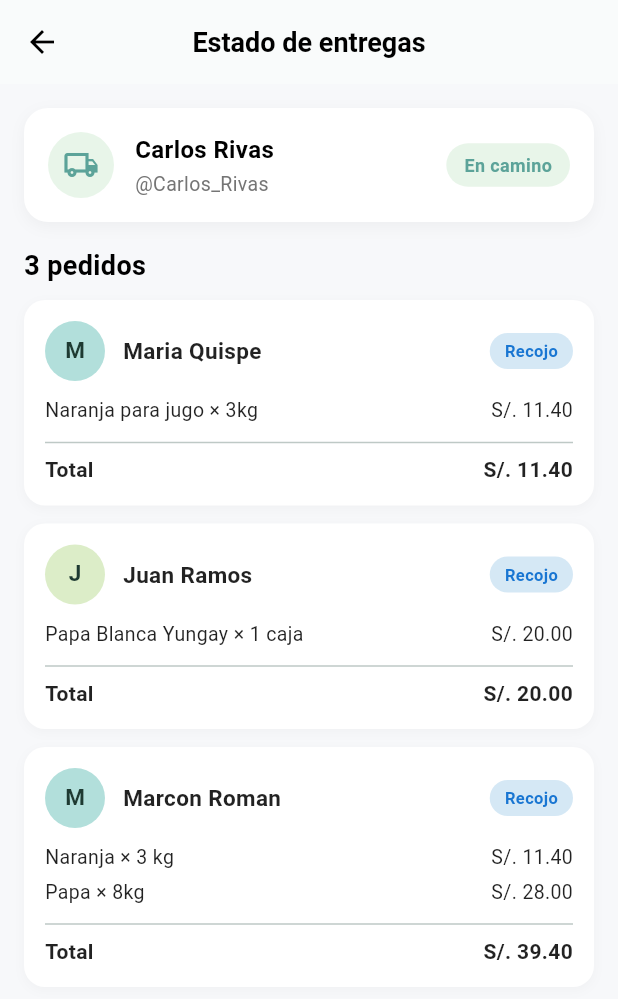
After one commit to TinkiyAgro/TinkiyAgro-Frontend, a Flutter app: the FarmerCourierStatusPage screen opened directly with sample values from the repository, on a phone screen of 412 x 824 dp. The commit adds this screen. Shown: the top 999 px of the screen. Run offline on Flutter 3.47's test engine with Material 3 defaults, Android fonts, the phone set to English and light mode, and no system bars; our stand-ins replace flutter_svg, geocoding, geolocator, image_picker, shared_preferences; accounts and stored records are empty.

Commit message:
fix: Add delivery address and status for the farmer

```diff
--- a/lib/features/driver/data/driver_model.dart
+++ b/lib/features/driver/data/driver_model.dart
@@ -113,7 +113,7 @@ class RepartidorCustomer {
       total: _parseDouble(json['total'] ?? json['amount'] ?? json['totalAmount']),
       tipoEntrega: tipo,
       metodoPago: metodo,
-      yapeNumero: json['yapeNumber']?.toString() ?? json['yapeNumero']?.toString(),
+      yapeNumero: json['yapePhoneNumber']?.toString() ?? json['yapeNumber']?.toString() ?? json['yapeNumero']?.toString(),
     );
   }
 }
--- a/lib/features/driver/presentation/pages/driver_delivery_page.dart
+++ b/lib/features/driver/presentation/pages/driver_delivery_page.dart
@@ -226,21 +226,6 @@ class _RepartidorDeliveryPageState extends State<RepartidorDeliveryPage> {
                       customer.clienteNombre,
                       style: const TextStyle(fontWeight: FontWeight.bold, fontSize: 16),
                     ),
-                    if (customer.destinationAddress.isNotEmpty)
-                      Row(
-                        children: [
-                          Icon(Icons.location_on_outlined, size: 13, color: Colors.grey.shade500),
-                          const SizedBox(width: 2),
-                          Expanded(
-                            child: Text(
-                              customer.destinationAddress,
-                              style: TextStyle(fontSize: 12, color: Colors.grey.shade500),
-                              maxLines: 1,
-                              overflow: TextOverflow.ellipsis,
-                            ),
-                          ),
-                        ],
-                      ),
                   ],
                 ),
               ),
--- a/lib/features/driver/presentation/pages/driver_home_page.dart
+++ b/lib/features/driver/presentation/pages/driver_home_page.dart
@@ -393,21 +393,6 @@ class _RepartidorHomePageState extends State<RepartidorHomePage> {
                   '${i.productName} × ${i.cantidad}',
                   style: TextStyle(fontSize: 12, color: Colors.grey.shade600),
                 )),
-                if (customer.destinationAddress.isNotEmpty)
-                  Row(
-                    children: [
-                      Icon(Icons.location_on_outlined, size: 12, color: Colors.grey.shade500),
-                      const SizedBox(width: 2),
-                      Expanded(
-                        child: Text(
-                          customer.destinationAddress,
-                          style: TextStyle(fontSize: 11, color: Colors.grey.shade500),
-                          maxLines: 1,
-                          overflow: TextOverflow.ellipsis,
-                        ),
-                      ),
-                    ],
-                  ),
               ],
             ),
           ),
--- a/lib/features/farmer/data/farmer_order_model.dart
+++ b/lib/features/farmer/data/farmer_order_model.dart
@@ -223,13 +223,34 @@ class FarmerOrderGroup {
         .toUpperCase();
     final deliveryMethod = rawMethod == 'DELIVERY' ? 'DELIVERY' : 'PICKUP';
 
-    // Dispatcher info (set when order was already dispatched)
-    final dispatcherType = (json['dispatcherType'] ?? '').toString().toUpperCase();
-    final courierUsername = json['courierUsername']?.toString()
-        ?? json['courier']?.toString()
+    // Dispatcher info: the backend returns it nested inside each subOrder as
+    // subOrder.dispatcher.{ dispatcherType, username, name, ... }.
+    // Fall back to flat group-level fields for older API versions.
+    final firstSubOrderMap = rawSubOrders.whereType<Map>().isNotEmpty
+        ? rawSubOrders.whereType<Map>().first.cast<String, dynamic>()
+        : <String, dynamic>{};
+    final dispatcherObj = json['dispatcher'] ?? firstSubOrderMap['dispatcher'];
+    final dispatcherMap = dispatcherObj is Map
+        ? dispatcherObj.cast<String, dynamic>()
+        : <String, dynamic>{};
+
+    final dispatcherType = [
+      dispatcherMap['dispatcherType'],
+      json['dispatcherType'],
+    ].map((v) => (v?.toString() ?? '').trim().toUpperCase())
+        .firstWhere((s) => s.isNotEmpty, orElse: () => '');
+
+    final courierUsername = (dispatcherType == 'COURIER'
+            ? dispatcherMap['username']?.toString()
+            : null)
+        ?? json['courierUsername']?.toString()
         ?? json['dispatcherUsername']?.toString()
         ?? json['assignedCourier']?.toString();
-    final courierName = json['courierName']?.toString()
+
+    final courierName = (dispatcherType == 'COURIER'
+            ? dispatcherMap['name']?.toString()
+            : null)
+        ?? json['courierName']?.toString()
         ?? json['courierFullName']?.toString()
         ?? json['dispatcherName']?.toString();
 
--- /dev/null
+++ b/lib/features/farmer/presentation/pages/farmer_courier_status_page.dart
@@ -0,0 +1,245 @@
+import 'package:flutter/material.dart';
+import '../../data/farmer_order_model.dart';
+
+class FarmerCourierStatusPage extends StatelessWidget {
+  const FarmerCourierStatusPage({super.key});
+
+  @override
+  Widget build(BuildContext context) {
+    final group = ModalRoute.of(context)!.settings.arguments as FarmerOrderGroup;
+
+    return Scaffold(
+      backgroundColor: const Color(0xFFF7F8FA),
+      appBar: AppBar(
+        backgroundColor: Colors.white,
+        elevation: 0.5,
+        leading: IconButton(
+          icon: const Icon(Icons.arrow_back, color: Colors.black),
+          onPressed: () => Navigator.pop(context),
+        ),
+        title: const Text(
+          'Estado de entregas',
+          style: TextStyle(
+            color: Colors.black,
+            fontSize: 18,
+            fontWeight: FontWeight.bold,
+          ),
+        ),
+        centerTitle: true,
+      ),
+      body: SingleChildScrollView(
+        padding: const EdgeInsets.all(16),
+        child: Column(
+          crossAxisAlignment: CrossAxisAlignment.start,
+          children: [
+            _buildCourierCard(group),
+            const SizedBox(height: 16),
+            Text(
+              '${group.clientes.length} ${group.clientes.length == 1 ? 'pedido' : 'pedidos'}',
+              style: const TextStyle(
+                fontSize: 18,
+                fontWeight: FontWeight.bold,
+                color: Colors.black,
+              ),
+            ),
+            const SizedBox(height: 10),
+            ...group.clientes.map((c) => Padding(
+                  padding: const EdgeInsets.only(bottom: 12),
+                  child: _buildCustomerCard(c),
+                )),
+          ],
+        ),
+      ),
+    );
+  }
+
+  Widget _buildCourierCard(FarmerOrderGroup group) {
+    return Container(
+      padding: const EdgeInsets.all(16),
+      decoration: BoxDecoration(
+        color: Colors.white,
+        borderRadius: BorderRadius.circular(16),
+        boxShadow: [
+          BoxShadow(
+            color: Colors.black.withValues(alpha: 0.04),
+            blurRadius: 8,
+            offset: const Offset(0, 3),
+          ),
+        ],
+      ),
+      child: Row(
+        children: [
+          Container(
+            width: 44,
+            height: 44,
+            decoration: const BoxDecoration(
+              color: Color(0xFFE8F5E9),
+              shape: BoxShape.circle,
+            ),
+            child: const Icon(
+              Icons.local_shipping_outlined,
+              color: Color(0xFF5CA399),
+              size: 24,
+            ),
+          ),
+          const SizedBox(width: 14),
+          Expanded(
+            child: Column(
+              crossAxisAlignment: CrossAxisAlignment.start,
+              children: [
+                Text(
+                  group.repartidorNombre ?? 'Repartidor asignado',
+                  style: const TextStyle(
+                    fontSize: 16,
+                    fontWeight: FontWeight.bold,
+                    color: Colors.black,
+                  ),
+                ),
+                const SizedBox(height: 2),
+                Text(
+                  group.repartidorUsername != null
+                      ? '@${group.repartidorUsername}'
+                      : 'Encargado de la entrega',
+                  style: TextStyle(fontSize: 13, color: Colors.grey.shade600),
+                ),
+              ],
+            ),
+          ),
+          Container(
+            padding: const EdgeInsets.symmetric(horizontal: 12, vertical: 6),
+            decoration: BoxDecoration(
+              color: const Color(0xFFE8F5E9),
+              borderRadius: BorderRadius.circular(20),
+            ),
+            child: const Text(
+              'En camino',
+              style: TextStyle(
+                fontSize: 12,
+                fontWeight: FontWeight.bold,
+                color: Color(0xFF5CA399),
+              ),
+            ),
+          ),
+        ],
+      ),
+    );
+  }
+
+  Widget _buildCustomerCard(FarmerCustomerOrder customer) {
+    return Container(
+      padding: const EdgeInsets.all(14),
+      decoration: BoxDecoration(
+        color: Colors.white,
+        borderRadius: BorderRadius.circular(14),
+        boxShadow: [
+          BoxShadow(
+            color: Colors.black.withValues(alpha: 0.03),
+            blurRadius: 6,
+            offset: const Offset(0, 2),
+          ),
+        ],
+      ),
+      child: Column(
+        crossAxisAlignment: CrossAxisAlignment.start,
+        children: [
+          Row(
+            children: [
+              CircleAvatar(
+                radius: 20,
+                backgroundColor: customer.clienteColor,
+                backgroundImage: customer.customerProfileImageUrl.isNotEmpty
+                    ? NetworkImage(customer.customerProfileImageUrl)
+                    : null,
+                child: customer.customerProfileImageUrl.isEmpty
+                    ? Text(
+                        customer.clienteInicial,
+                        style: const TextStyle(
+                          fontWeight: FontWeight.bold,
+                          fontSize: 15,
+                          color: Color(0xFF1E3A32),
+                        ),
+                      )
+                    : null,
+              ),
+              const SizedBox(width: 12),
+              Expanded(
+                child: Text(
+                  customer.clienteNombre,
+                  style: const TextStyle(
+                    fontWeight: FontWeight.bold,
+                    fontSize: 15,
+                  ),
+                ),
+              ),
+              _buildTypeBadge(customer.tipoEntrega),
+            ],
+          ),
+          const SizedBox(height: 10),
+          ...customer.items.map(
+            (item) => Padding(
+              padding: const EdgeInsets.only(bottom: 4),
+              child: Row(
+                mainAxisAlignment: MainAxisAlignment.spaceBetween,
+                children: [
+                  Text(
+                    '${item.productName} × ${item.cantidad}',
+                    style: const TextStyle(fontSize: 13),
+                  ),
+                  Text(
+                    'S/. ${item.precio.toStringAsFixed(2)}',
+                    style: const TextStyle(fontSize: 13),
+                  ),
+                ],
+              ),
+            ),
+          ),
+          if (customer.deliveryCost > 0) ...[
+            const Divider(height: 16),
+            Row(
+              mainAxisAlignment: MainAxisAlignment.spaceBetween,
+              children: [
+                Text('Envío',
+                    style: TextStyle(fontSize: 13, color: Colors.grey.shade600)),
+                Text('S/. ${customer.deliveryCost.toStringAsFixed(2)}',
+                    style: TextStyle(fontSize: 13, color: Colors.grey.shade600)),
+              ],
+            ),
+          ],
+          const Divider(height: 16),
+          Row(
+            mainAxisAlignment: MainAxisAlignment.spaceBetween,
+            children: [
+              const Text(
+                'Total',
+                style: TextStyle(fontWeight: FontWeight.bold, fontSize: 14),
+              ),
+              Text(
+                'S/. ${customer.total.toStringAsFixed(2)}',
+                style: const TextStyle(fontWeight: FontWeight.bold, fontSize: 14),
+              ),
+            ],
+          ),
+        ],
+      ),
+    );
+  }
+
+  Widget _buildTypeBadge(String tipo) {
+    final isDelivery = tipo == 'Delivery';
+    return Container(
+      padding: const EdgeInsets.symmetric(horizontal: 10, vertical: 4),
+      decoration: BoxDecoration(
+        color: isDelivery ? const Color(0xFFE8D5F5) : const Color(0xFFD5E8F5),
+        borderRadius: BorderRadius.circular(20),
+      ),
+      child: Text(
+        tipo,
+        style: TextStyle(
+          fontSize: 11,
+          fontWeight: FontWeight.bold,
+          color: isDelivery ? const Color(0xFF7B2D8B) : const Color(0xFF1976D2),
+        ),
+      ),
+    );
+  }
+}
--- a/lib/features/farmer/presentation/pages/farmer_orders_page.dart
+++ b/lib/features/farmer/presentation/pages/farmer_orders_page.dart
@@ -434,7 +434,9 @@ class _FarmerOrdersPageState extends State<FarmerOrdersPage> {
                   'Gestionar entregas',
                   () => Navigator.pushNamed(
                     context,
-                    '/farmer_delivery_confirm',
+                    group.despachoType == 'Repartidor'
+                        ? '/farmer_courier_status'
+                        : '/farmer_delivery_confirm',
                     arguments: group,
                   ),
                 ),
--- a/lib/main.dart
+++ b/lib/main.dart
@@ -9,6 +9,7 @@ import 'features/catalog/presentation/pages/product_filters_page.dart';
 import 'features/catalog/presentation/pages/product_detail_page.dart';
 import 'features/catalog/presentation/pages/product_section_page.dart';
 import 'features/farmer/presentation/pages/add_product_page.dart';
+import 'features/farmer/presentation/pages/farmer_courier_status_page.dart';
 import 'features/farmer/presentation/pages/farmer_delivery_confirm_page.dart';
 import 'features/farmer/presentation/pages/farmer_deliveries_page.dart';
 import 'features/farmer/presentation/pages/farmer_pickup_points_page.dart';
@@ -93,6 +94,7 @@ class TinkiyAgroApp extends StatelessWidget {
         '/checkout_envio': (context) => const CheckoutEnvioPage(),
         '/checkout_direccion': (context) => const CheckoutDireccionPage(),
         '/checkout_pago': (context) => const CheckoutPagoPage(),
+        '/farmer_courier_status': (context) => const FarmerCourierStatusPage(),
         '/farmer_delivery_confirm': (context) =>
             const FarmerDeliveryConfirmPage(),
         '/farmer_entrega_form': (context) => const FarmerEntregaFormPage(),
```
Also changed, not shown: 5 other files.
